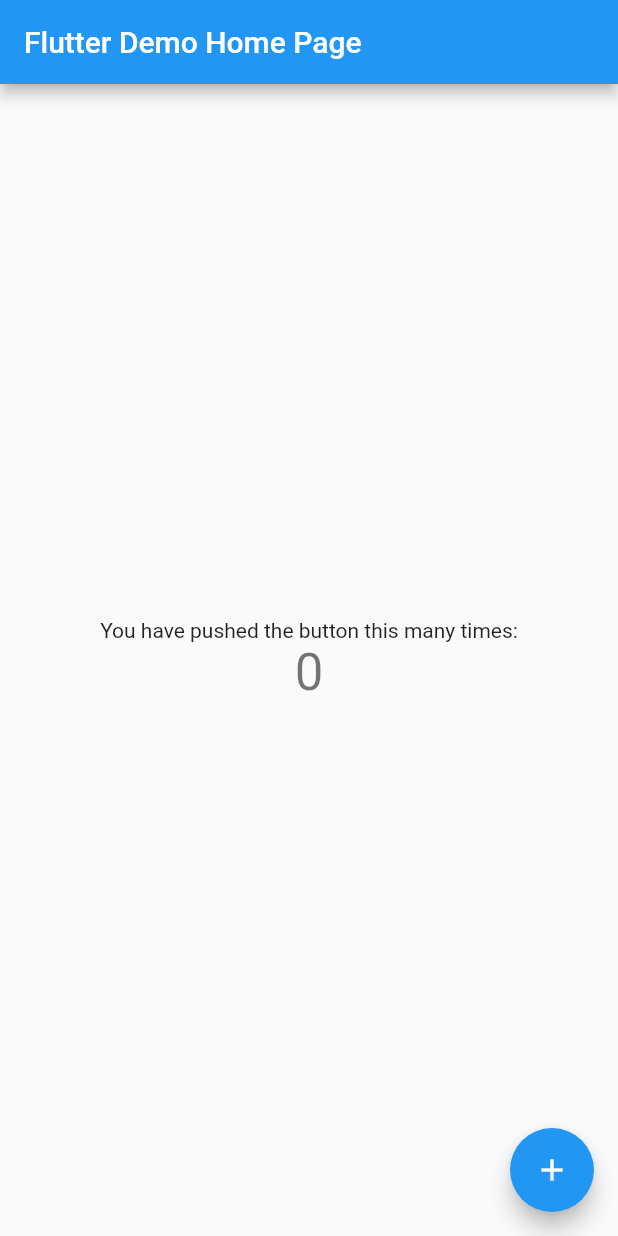
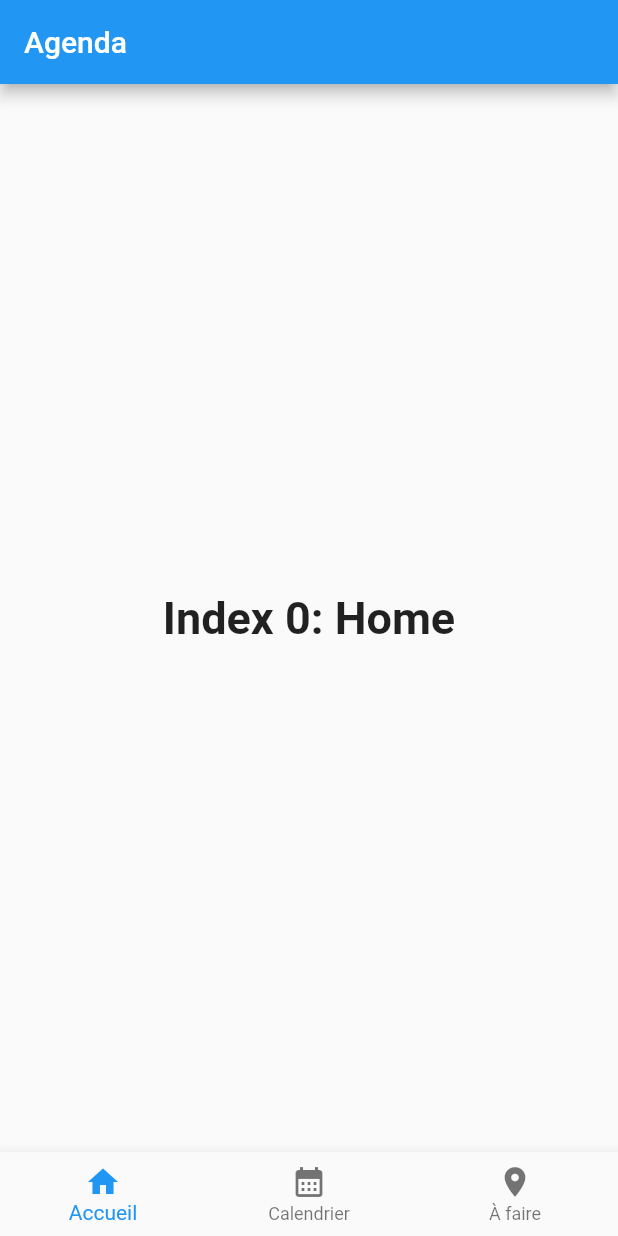
Before and after one commit to VincentBelisle/AppMobile2ProjetFinal, a Flutter app: the screen it shows after launch, on a phone screen of 412 x 824 dp. Run offline on Flutter 3.47's test engine with Material 2 defaults, Android fonts, the phone set to English and light mode, and no system bars; our stand-ins replace syncfusion_flutter_calendar; missing offline and left inert: syncfusion_localizations.

Commit message:
Ajout de calendrier

```diff
--- a/projet_final/lib/main.dart
+++ b/projet_final/lib/main.dart
@@ -1,115 +1,82 @@
 import 'package:flutter/material.dart';
+import 'package:flutter_localizations/flutter_localizations.dart';
+import 'package:projet_final/src/components/calendrier/calendrier.dart';
+import 'package:syncfusion_localizations/syncfusion_localizations.dart';
 
-void main() {
-  runApp(const MyApp());
-}
+import 'package:syncfusion_flutter_calendar/calendar.dart';
+
+void main() => runApp(const MyApp());
 
 class MyApp extends StatelessWidget {
   const MyApp({super.key});
 
-  // This widget is the root of your application.
   @override
   Widget build(BuildContext context) {
-    return MaterialApp(
-      title: 'Flutter Demo',
-      theme: ThemeData(
-        // This is the theme of your application.
-        //
-        // Try running your application with "flutter run". You'll see the
-        // application has a blue toolbar. Then, without quitting the app, try
-        // changing the primarySwatch below to Colors.green and then invoke
-        // "hot reload" (press "r" in the console where you ran "flutter run",
-        // or simply save your changes to "hot reload" in a Flutter IDE).
-        // Notice that the counter didn't reset back to zero; the application
-        // is not restarted.
-        primarySwatch: Colors.blue,
-      ),
-      home: const MyHomePage(title: 'Flutter Demo Home Page'),
+    return const MaterialApp(
+      home: MyStatefulWidget(),
     );
   }
 }
 
-class MyHomePage extends StatefulWidget {
-  const MyHomePage({super.key, required this.title});
-
-  // This widget is the home page of your application. It is stateful, meaning
-  // that it has a State object (defined below) that contains fields that affect
-  // how it looks.
-
-  // This class is the configuration for the state. It holds the values (in this
-  // case the title) provided by the parent (in this case the App widget) and
-  // used by the build method of the State. Fields in a Widget subclass are
-  // always marked "final".
-
-  final String title;
+class MyStatefulWidget extends StatefulWidget {
+  const MyStatefulWidget({super.key});
 
   @override
-  State<MyHomePage> createState() => _MyHomePageState();
+  State<MyStatefulWidget> createState() => _MyStatefulWidgetState();
 }
 
-class _MyHomePageState extends State<MyHomePage> {
-  int _counter = 0;
+class _MyStatefulWidgetState extends State<MyStatefulWidget> {
+  int _selectedIndex = 0;
+  static const TextStyle optionStyle =
+      TextStyle(fontSize: 30, fontWeight: FontWeight.bold);
+  // create a calendar widget
+  final List<Widget> _widgetOptions = <Widget>[
+    const Text(
+      'Index 0: Home',
+      style: optionStyle,
+    ),
+    Calendrier(),
+    const Center(
+      child: Icon(Icons.check, color: Colors.green, size: 60),
+    ),
+  ];
 
-  void _incrementCounter() {
+  void _onItemTapped(int index) {
     setState(() {
-      // This call to setState tells the Flutter framework that something has
-      // changed in this State, which causes it to rerun the build method below
-      // so that the display can reflect the updated values. If we changed
-      // _counter without calling setState(), then the build method would not be
-      // called again, and so nothing would appear to happen.
-      _counter++;
+      _selectedIndex = index;
     });
   }
 
   @override
   Widget build(BuildContext context) {
-    // This method is rerun every time setState is called, for instance as done
-    // by the _incrementCounter method above.
-    //
-    // The Flutter framework has been optimized to make rerunning build methods
-    // fast, so that you can just rebuild anything that needs updating rather
-    // than having to individually change instances of widgets.
     return Scaffold(
       appBar: AppBar(
-        // Here we take the value from the MyHomePage object that was created by
-        // the App.build method, and use it to set our appbar title.
-        title: Text(widget.title),
+        // Set the AppBar title using the label of navbar item.
+        title: const Text("Agenda"),
       ),
       body: Center(
-        // Center is a layout widget. It takes a single child and positions it
-        // in the middle of the parent.
-        child: Column(
-          // Column is also a layout widget. It takes a list of children and
-          // arranges them vertically. By default, it sizes itself to fit its
-          // children horizontally, and tries to be as tall as its parent.
-          //
-          // Invoke "debug painting" (press "p" in the console, choose the
-          // "Toggle Debug Paint" action from the Flutter Inspector in Android
-          // Studio, or the "Toggle Debug Paint" command in Visual Studio Code)
-          // to see the wireframe for each widget.
-          //
-          // Column has various properties to control how it sizes itself and
-          // how it positions its children. Here we use mainAxisAlignment to
-          // center the children vertically; the main axis here is the vertical
-          // axis because Columns are vertical (the cross axis would be
-          // horizontal).
-          mainAxisAlignment: MainAxisAlignment.center,
-          children: <Widget>[
-            const Text(
-              'You have pushed the button this many times:',
-            ),
-            Text(
-              '$_counter',
-              style: Theme.of(context).textTheme.headline4,
-            ),
-          ],
-        ),
+        child: _widgetOptions.elementAt(_selectedIndex),
       ),
-      floatingActionButton: FloatingActionButton(
-        onPressed: _incrementCounter,
-        tooltip: 'Increment',
-        child: const Icon(Icons.add),
-      ), // This trailing comma makes auto-formatting nicer for build methods.
+      bottomNavigationBar: BottomNavigationBar(
+        items: const <BottomNavigationBarItem>[
+          BottomNavigationBarItem(
+            icon: Icon(Icons.home),
+            label: 'Accueil',
+          ),
+          BottomNavigationBarItem(
+            icon: Icon(Icons.calendar_month),
+            label: 'Calendrier',
+          ),
+          BottomNavigationBarItem(
+            // add todo icon
+            icon: Icon(Icons.location_on),
+            label: 'À faire',
+          ),
+        ],
+        currentIndex: _selectedIndex,
+        selectedItemColor: Colors.blue,
+        onTap: _onItemTapped,
+      ),
     );
   }
 }
--- /dev/null
+++ b/projet_final/lib/src/components/calendrier/calendrier.dart
@@ -0,0 +1,35 @@
+import 'package:flutter/material.dart';
+import 'package:syncfusion_flutter_calendar/calendar.dart';
+import 'package:flutter_localizations/flutter_localizations.dart';
+import 'package:syncfusion_localizations/syncfusion_localizations.dart';
+
+
+// create a calendar widget
+class Calendrier extends StatefulWidget {
+  @override
+  _CalendrierState createState() => _CalendrierState();
+}
+
+class _CalendrierState extends State<Calendrier> {
+  @override
+Widget build(BuildContext context) {
+  return MaterialApp(
+                localizationsDelegates: [
+                        GlobalMaterialLocalizations.delegate,
+                        GlobalWidgetsLocalizations.delegate,
+                        SfGlobalLocalizations.delegate
+                ],
+                supportedLocales: [
+                        const Locale('fr'),
+                ],
+                locale: const Locale('fr'),
+                home: Scaffold(
+                    body: SfCalendar(
+                    view: CalendarView.month,
+                    monthViewSettings: MonthViewSettings(showAgenda: true),
+
+                ),
+         ),
+     );
+}
+}
--- a/projet_final/pubspec.yaml
+++ b/projet_final/pubspec.yaml
@@ -36,6 +36,10 @@ dependencies:
   # The following adds the Cupertino Icons font to your application.
   # Use with the CupertinoIcons class for iOS style icons.
   cupertino_icons: ^1.0.2
+  syncfusion_flutter_calendar: ^20.3.57
+  flutter_localizations:
+    sdk: flutter
+  syncfusion_localizations: ^20.3.57
 
 dev_dependencies:
   flutter_test:
```
Also changed, not shown: projet_final/lib/src/components/cardActivite.dart (added).
